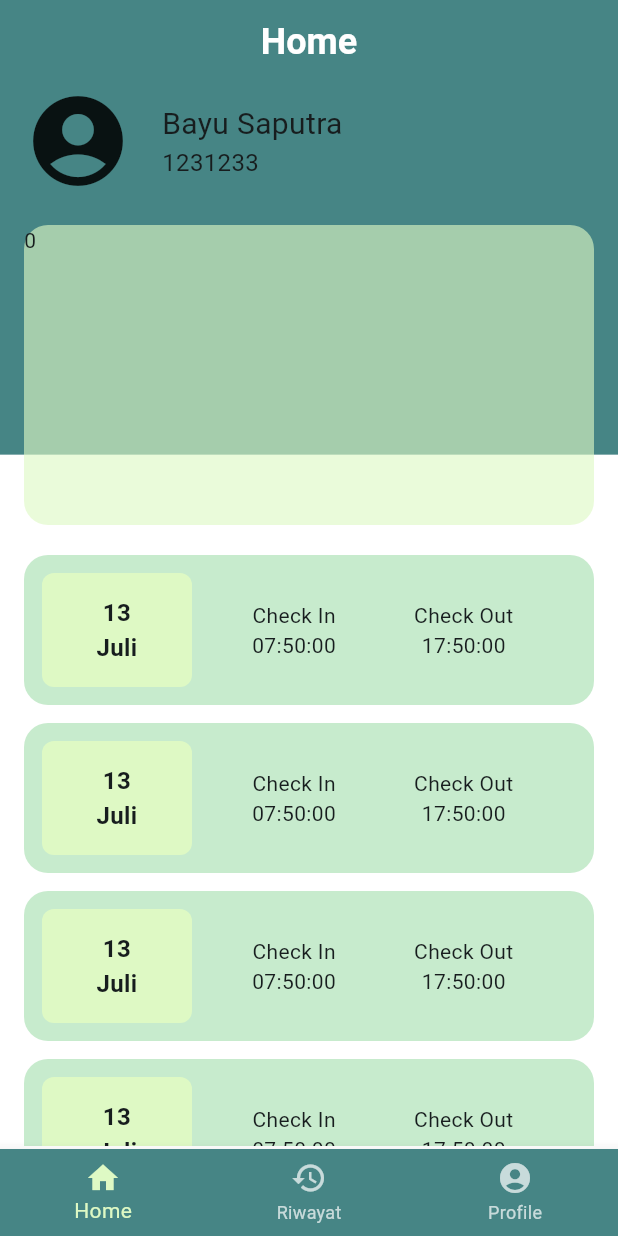
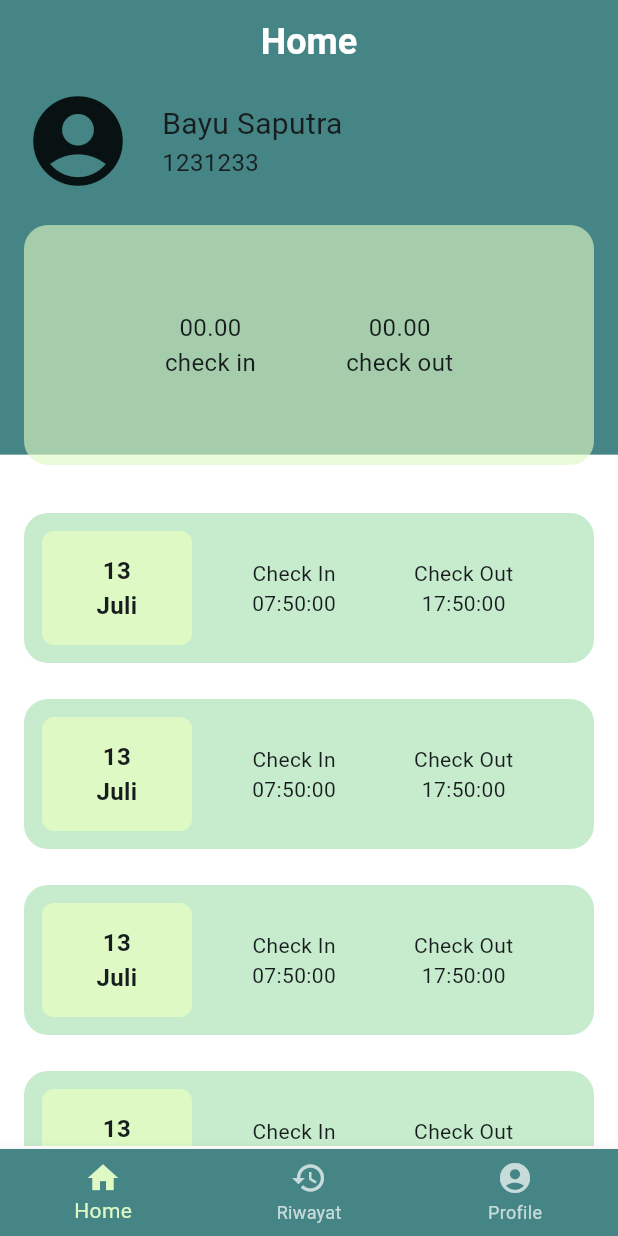
Before and after one commit to baayqq/One-Presence, a Flutter app: the HomeBottom screen opened directly, on a phone screen of 412 x 824 dp. Run offline on Flutter 3.47's test engine with Material 3 defaults, Android fonts, the light colour scheme and no system bars.

Commit message:
day1 rev 2

```diff
--- a/lib/pages/home_page.dart
+++ b/lib/pages/home_page.dart
@@ -46,15 +46,30 @@ class _HomeSpageState extends State<HomeSpage> {
               ),
               SizedBox(height: 20),
               Container(
-                height: 200,
+                height: 160,
                 decoration: BoxDecoration(
                   color: const Color(0x9fDEF9C4),
                   borderRadius: BorderRadius.circular(16),
                 ),
                 alignment: Alignment.center,
                 child: Row(
+                  mainAxisAlignment: MainAxisAlignment.center,
                   children: [
-                    Column(children: [Text('0')]),
+                    Column(
+                      mainAxisAlignment: MainAxisAlignment.center,
+                      children: [
+                        Text('00.00', style: TextStyle(fontSize: 16)),
+                        Text('check in', style: TextStyle(fontSize: 16)),
+                      ],
+                    ),
+                    SizedBox(width: 60),
+                    Column(
+                      mainAxisAlignment: MainAxisAlignment.center,
+                      children: [
+                        Text('00.00', style: TextStyle(fontSize: 16)),
+                        Text('check out', style: TextStyle(fontSize: 16)),
+                      ],
+                    ),
                   ],
                 ),
               ),
@@ -65,7 +80,7 @@ class _HomeSpageState extends State<HomeSpage> {
                 child: ListView(
                   children: List.generate(6, (index) {
                     return Padding(
-                      padding: const EdgeInsets.only(bottom: 12),
+                      padding: const EdgeInsets.symmetric(vertical: 12),
                       child: Container(
                         height: 100,
                         decoration: BoxDecoration(
```
